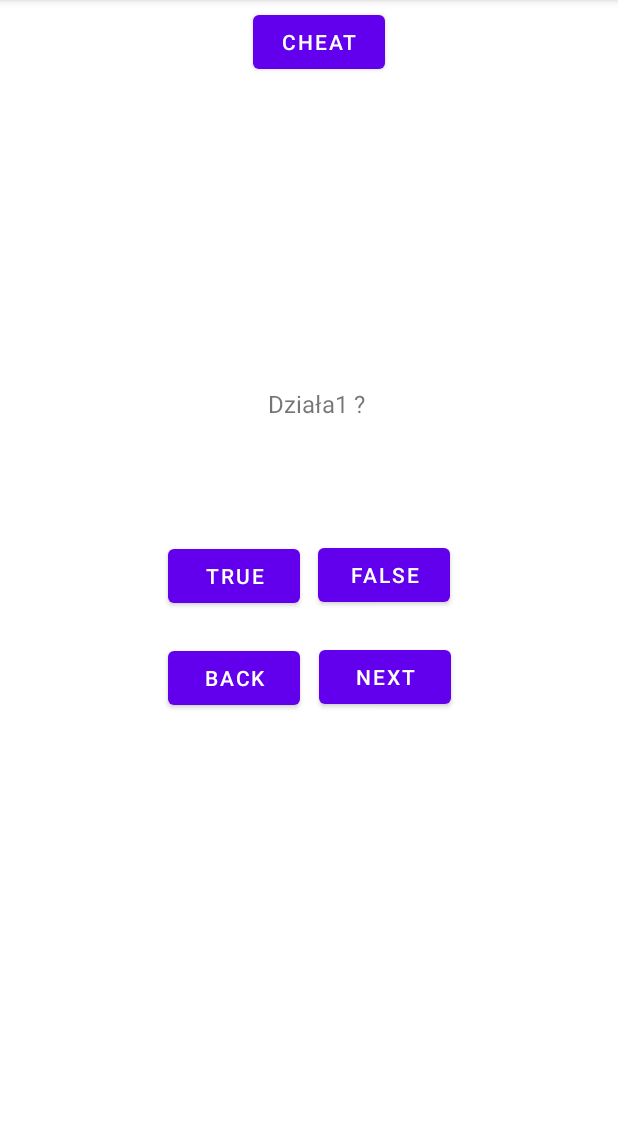
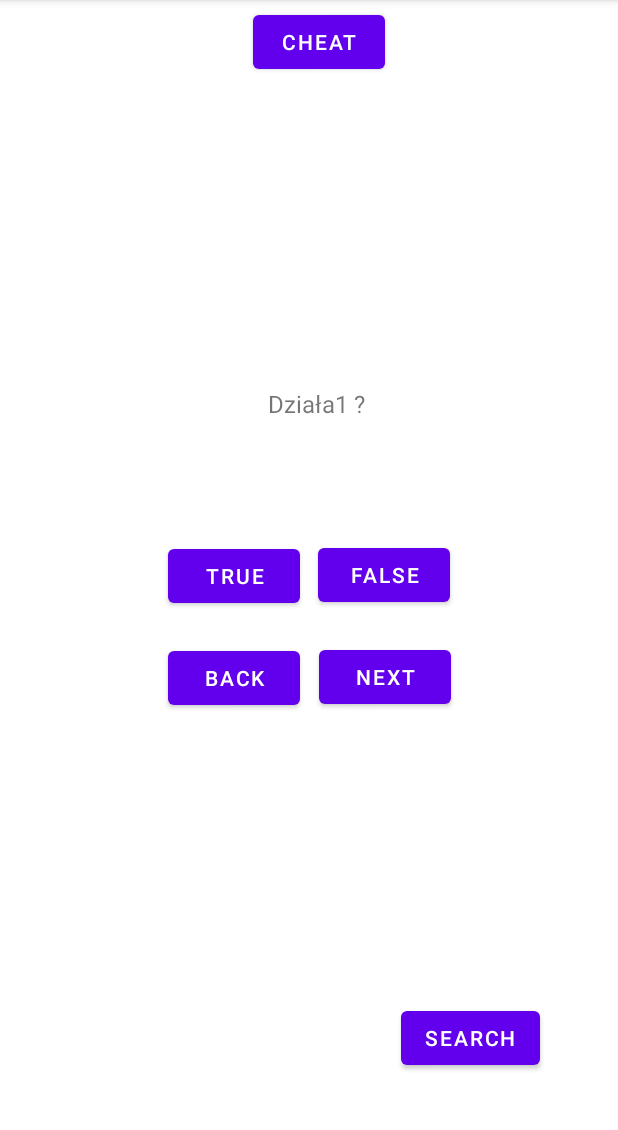
Before and after one commit to Cielako/Prog_Um, an Android app: the screen it shows after launch (MainActivity), on a phone screen of 412 x 824 dp, the part 84-1214 px from its top. Run offline under Robolectric (Android 15) with nearby library versions, the phone set to English and light mode, and no system bars.

Commit message:
Lista 2 - Search button

```diff
--- a/Lista2/app/src/main/java/com/example/quizapp/MainActivity.java
+++ b/Lista2/app/src/main/java/com/example/quizapp/MainActivity.java
@@ -6,10 +6,12 @@ import androidx.appcompat.app.AppCompatActivity;
 
 import android.annotation.SuppressLint;
 import android.content.Intent;
+import android.net.Uri;
 import android.os.Bundle;
 import android.view.View;
 import android.widget.Button;
 import android.widget.TextView;
+import android.widget.Toolbar;
 
 
 import com.google.android.material.snackbar.Snackbar;
@@ -43,7 +45,6 @@ public class MainActivity extends AppCompatActivity {
         butCheat = (Button)findViewById(R.id.butCheat);
         butShowAnswer = (Button)findViewById(R.id.butShowAnswer);
         butShowAnswer.setVisibility(View.GONE);
-
 
 
         btnTrueBool=Boolean.parseBoolean(butTrue.getText().toString());
@@ -205,4 +206,9 @@ public class MainActivity extends AppCompatActivity {
         alertDialog.setButton(AlertDialog.BUTTON_NEUTRAL, "EXIT", (dialog, which) -> dialog.dismiss());
         alertDialog.show();
     }
+
+    public void SearchAnswer(View view) {
+        String searchTerm = textView.getText().toString();
+        startActivity(new Intent(Intent.ACTION_VIEW, Uri.parse("https://www.google.com/search?q=" + searchTerm)));
+    }
 }
--- a/Lista2/app/src/main/res/layout/activity_main.xml
+++ b/Lista2/app/src/main/res/layout/activity_main.xml
@@ -120,5 +120,16 @@
         app:layout_constraintStart_toEndOf="@+id/butCheat"
         app:layout_constraintTop_toTopOf="parent" />
 
+    <Button
+        android:id="@+id/button3"
+        android:layout_width="wrap_content"
+        android:layout_height="wrap_content"
+        android:layout_marginBottom="52dp"
+        android:text="Search"
+        android:onClick="SearchAnswer"
+        app:layout_constraintBottom_toBottomOf="parent"
+        app:layout_constraintEnd_toEndOf="parent"
+        app:layout_constraintHorizontal_bias="0.54"
+        app:layout_constraintStart_toEndOf="@+id/butRestart" />
 
 </androidx.constraintlayout.widget.ConstraintLayout>
```
Also changed, not shown: 2 other files.
